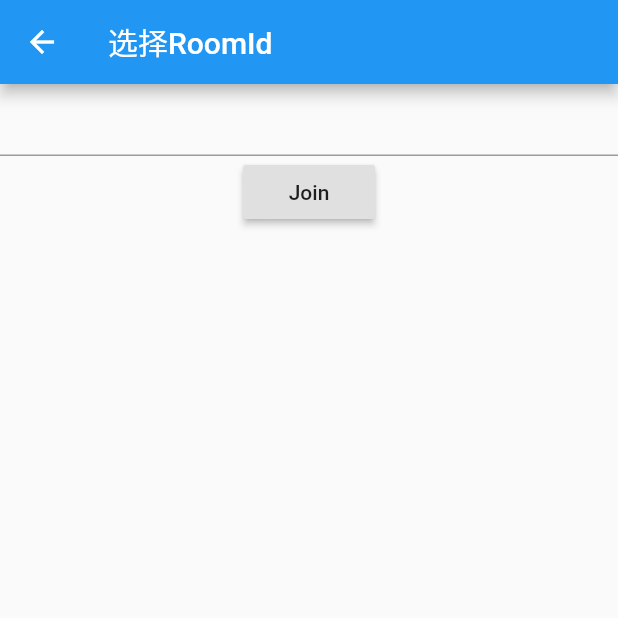
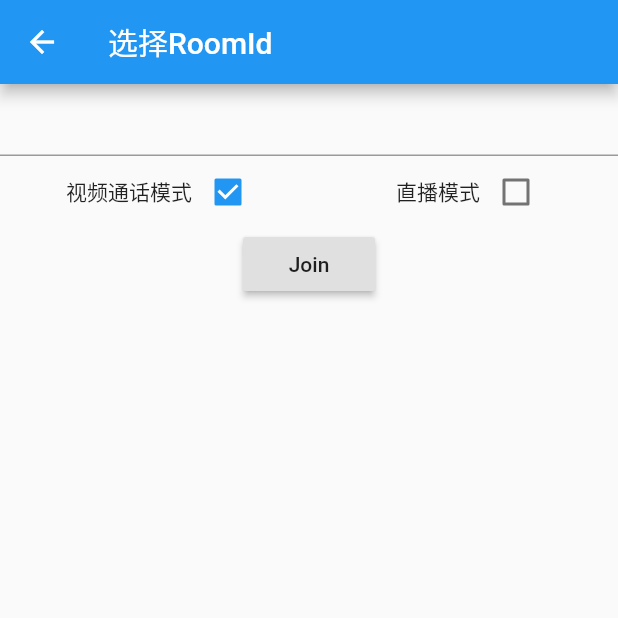
Before and after one commit to Yosuke-li/flutter_text, a Flutter app: the CheckRoomId screen opened directly, on a phone screen of 412 x 824 dp, the top half of it. Run offline on Flutter 3.47's test engine with Material 2 defaults, Android fonts, the phone set to English and light mode, and no system bars; our stand-ins replace curved_navigation_bar, event_bus, firebase_analytics, firebase_auth, firebase_core, firebase_database and 12 more; missing offline and left inert: agora_rtc_engine, drag_list; accounts and stored records are empty.

Commit message:
1.U 微调代码

```diff
--- a/lib/assembly_pack/video_chat/check_room_id.dart
+++ b/lib/assembly_pack/video_chat/check_room_id.dart
@@ -9,6 +9,7 @@ class CheckRoomId extends StatefulWidget {
 
 class _CheckRoomState extends State<CheckRoomId> {
   TextEditingController _controller = new TextEditingController();
+  bool is_video_chat = true;
 
   void dispose() {
     // dispose input controller
@@ -27,6 +28,44 @@ class _CheckRoomState extends State<CheckRoomId> {
             TextField(
               controller: _controller,
             ),
+            Container(
+              child: Row(
+                mainAxisAlignment: MainAxisAlignment.spaceAround,
+                children: <Widget>[
+                  Row(
+                    children: <Widget>[
+                      Text('视频通话模式'),
+                      Checkbox(
+                        value: is_video_chat,
+                        onChanged: (val) {
+                          setState(() {
+                            if (!is_video_chat) {
+                              is_video_chat = true;
+                            }
+                          });
+                        },
+                      )
+                    ],
+                  ),
+                  Row(
+                    mainAxisAlignment: MainAxisAlignment.center,
+                    children: <Widget>[
+                      Text('直播模式'),
+                      Checkbox(
+                        value: !is_video_chat,
+                        onChanged: (val) {
+                          setState(() {
+                            if (is_video_chat) {
+                              is_video_chat = false;
+                            }
+                          });
+                        },
+                      )
+                    ],
+                  ),
+                ],
+              ),
+            ),
             RaisedButton(
               onPressed: () {
                 print(_controller.text);
@@ -34,6 +73,7 @@ class _CheckRoomState extends State<CheckRoomId> {
                   Navigator.of(context).push(MaterialPageRoute(
                       builder: (context) => VideoChat(
                             channelName: _controller.text,
+                            is_video: is_video_chat,
                           )));
                 }
               },
```
Also changed, not shown: lib/assembly_pack/video_chat/video_chat.dart (+48 -5 lines).
